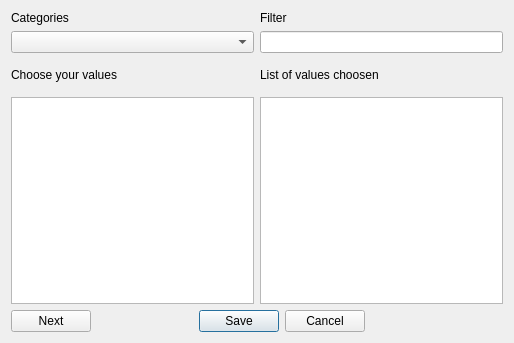
Qt form plugins/accountplugin/receipts/findValuesGUI.ui (FreeHealth/freehealth) before a commit.
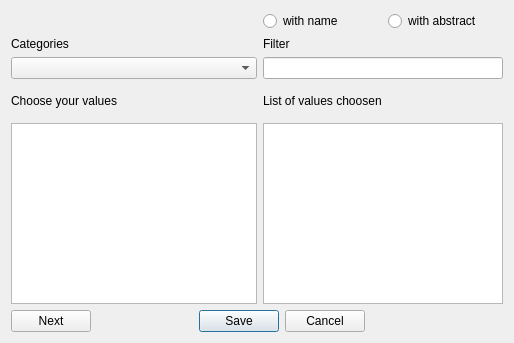
The same form after that commit.

Commit message: freeaccount : find values, filter on abstract either

Diff of the .ui file:
```diff
--- a/plugins/accountplugin/receipts/findValuesGUI.ui
+++ b/plugins/accountplugin/receipts/findValuesGUI.ui
@@ -19,7 +19,7 @@
   <layout class="QGridLayout" name="gridLayout_3">
    <item row="0" column="0">
     <layout class="QGridLayout" name="gridLayout_2">
-     <item row="0" column="0">
+     <item row="5" column="0">
       <widget class="QLabel" name="label">
        <property name="text">
         <string>Categories</string>
@@ -29,7 +29,7 @@
        </property>
       </widget>
      </item>
-     <item row="0" column="1">
+     <item row="5" column="1" colspan="2">
       <widget class="QLabel" name="labelFilter">
        <property name="text">
         <string>Filter</string>
@@ -39,33 +39,20 @@
        </property>
       </widget>
      </item>
-     <item row="1" column="0">
+     <item row="6" column="0">
       <widget class="QComboBox" name="comboBoxCategories"/>
      </item>
-     <item row="1" column="1">
+     <item row="6" column="1" colspan="2">
       <widget class="QLineEdit" name="lineEditFilter"/>
      </item>
-     <item row="2" column="0">
+     <item row="7" column="0">
       <widget class="QLabel" name="labelValues">
        <property name="text">
         <string>Choose your values</string>
        </property>
       </widget>
      </item>
-     <item row="2" column="1">
-      <widget class="QLabel" name="labelChoice">
-       <property name="minimumSize">
-        <size>
-         <width>0</width>
-         <height>32</height>
-        </size>
-       </property>
-       <property name="text">
-        <string>List of values choosen</string>
-       </property>
-      </widget>
-     </item>
-     <item row="3" column="0">
+     <item row="8" column="0">
       <widget class="QTableView" name="tableViewOfValues">
        <property name="minimumSize">
         <size>
@@ -75,7 +62,7 @@
        </property>
       </widget>
      </item>
-     <item row="3" column="1">
+     <item row="8" column="1" colspan="2">
       <widget class="QListWidget" name="listChoosenWidget">
        <property name="minimumSize">
         <size>
@@ -85,7 +72,7 @@
        </property>
       </widget>
      </item>
-     <item row="4" column="0" colspan="2">
+     <item row="9" column="0" colspan="3">
       <layout class="QGridLayout" name="gridLayout">
        <item row="2" column="2">
         <widget class="QDialogButtonBox" name="buttonBox">
@@ -132,6 +119,33 @@
        </item>
       </layout>
      </item>
+     <item row="0" column="2">
+      <widget class="QRadioButton" name="abstractRadioButton">
+       <property name="text">
+        <string>with abstract</string>
+       </property>
+      </widget>
+     </item>
+     <item row="0" column="1">
+      <widget class="QRadioButton" name="nameRadioButton">
+       <property name="text">
+        <string>with name</string>
+       </property>
+      </widget>
+     </item>
+     <item row="7" column="1">
+      <widget class="QLabel" name="labelChoice">
+       <property name="minimumSize">
+        <size>
+         <width>0</width>
+         <height>32</height>
+        </size>
+       </property>
+       <property name="text">
+        <string>List of values choosen</string>
+       </property>
+      </widget>
+     </item>
     </layout>
    </item>
   </layout>
```
The commit also changes 1 other file.
